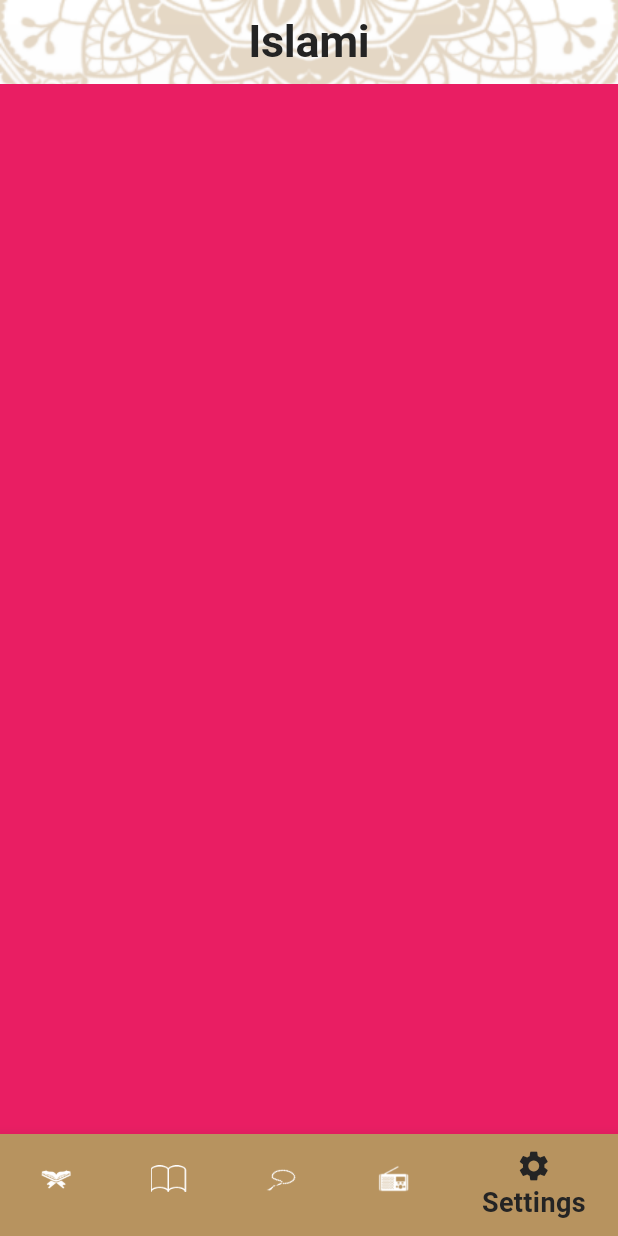
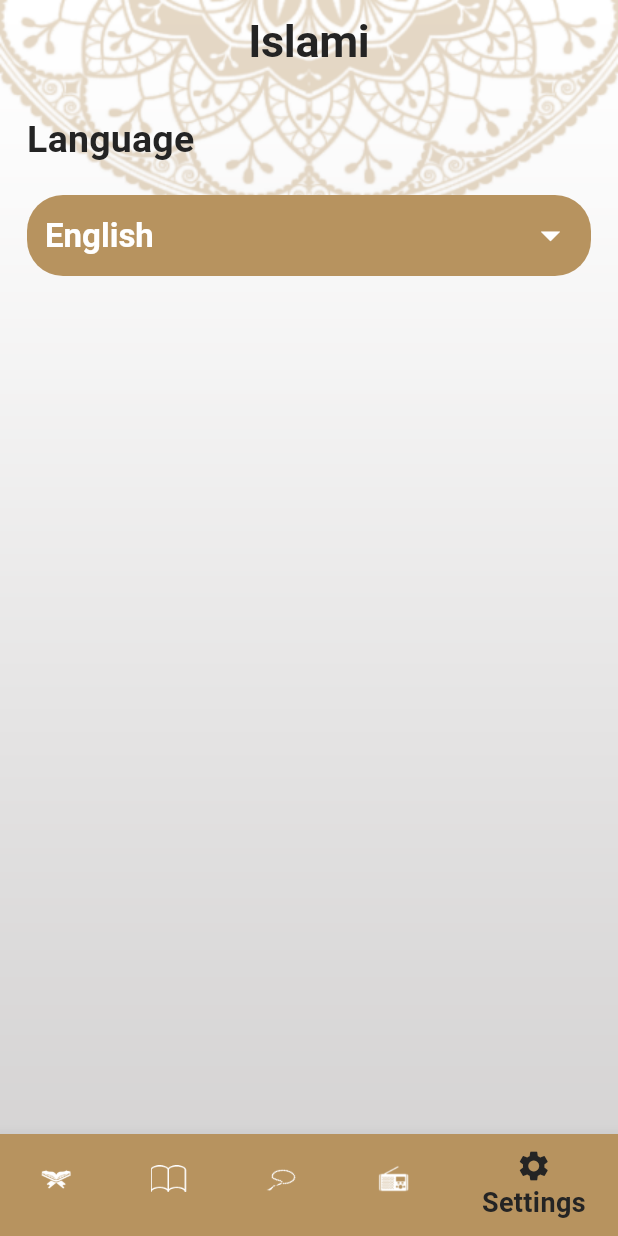
Before and after one commit to abeerghorab/islami-app, a Flutter app: the screen it shows after launch, item 5 of the bottom bar chosen, on a phone screen of 412 x 824 dp. Run offline on Flutter 3.47's test engine with Material 3 defaults, Android fonts, the phone set to English and light mode, and no system bars; our stand-ins replace animated_splash_screen; generated files the repository leaves out were written again.

Commit message:
settings-tap

```diff
--- a/lib/My_theme.dart
+++ b/lib/My_theme.dart
@@ -25,6 +25,11 @@ class MyThemeData {
           fontWeight: FontWeight.bold,
           color: blackColor,
         ),
+        headline3: TextStyle(
+          fontSize: 22,
+          fontWeight: FontWeight.bold,
+          color: whiteColor,
+        ),
         subtitle1: TextStyle(
             fontSize: 25, fontWeight: FontWeight.w600, color: blackColor),
         subtitle2: TextStyle(
--- /dev/null
+++ b/lib/settings/language_bottom_sheet.dart
@@ -0,0 +1,8 @@
+import 'package:flutter/material.dart';
+
+class LanguageBottomSheet extends StatelessWidget {
+  @override
+  Widget build(BuildContext context) {
+    return Container();
+  }
+}
--- a/lib/settings/settings.dart
+++ b/lib/settings/settings.dart
@@ -1,12 +1,63 @@
 import 'package:flutter/material.dart';
+import 'package:flutter_gen/gen_l10n/app_localizations.dart';
+import 'package:islami/My_theme.dart';
+import 'package:islami/settings/language_bottom_sheet.dart';
 
-class SettingTab extends StatelessWidget {
+class SettingTab extends StatefulWidget {
   const SettingTab({super.key});
 
   @override
+  State<SettingTab> createState() => _SettingTabState();
+}
+
+class _SettingTabState extends State<SettingTab> {
+  @override
   Widget build(BuildContext context) {
     return Container(
-      color: Colors.pink,
+      margin: EdgeInsets.all(18),
+      child: Column(
+        crossAxisAlignment: CrossAxisAlignment.stretch,
+        children: [
+          Text(
+            AppLocalizations.of(context)!.language,
+            style: Theme.of(context).textTheme.subtitle1,
+          ),
+          SizedBox(
+            height: 18,
+          ),
+          Container(
+            padding: EdgeInsets.all(12),
+            decoration: BoxDecoration(
+              borderRadius: BorderRadius.circular(24),
+              color: Theme.of(context).primaryColor,
+            ),
+            child: InkWell(
+              onTap: () {
+                showLanguageBottomSheet();
+              },
+              child: Row(
+                mainAxisAlignment: MainAxisAlignment.spaceBetween,
+                children: [
+                  Text(
+                    AppLocalizations.of(context)!.english,
+                    style: Theme.of(context).textTheme.headline3,
+                  ),
+                  Icon(
+                    Icons.arrow_drop_down_outlined,
+                    size: 30,
+                    color: MyThemeData.whiteColor,
+                  )
+                ],
+              ),
+            ),
+          ),
+        ],
+      ),
     );
   }
+
+  void showLanguageBottomSheet() {
+    showModalBottomSheet(
+        context: context, builder: (context) => LanguageBottomSheet());
+  }
 }
```
